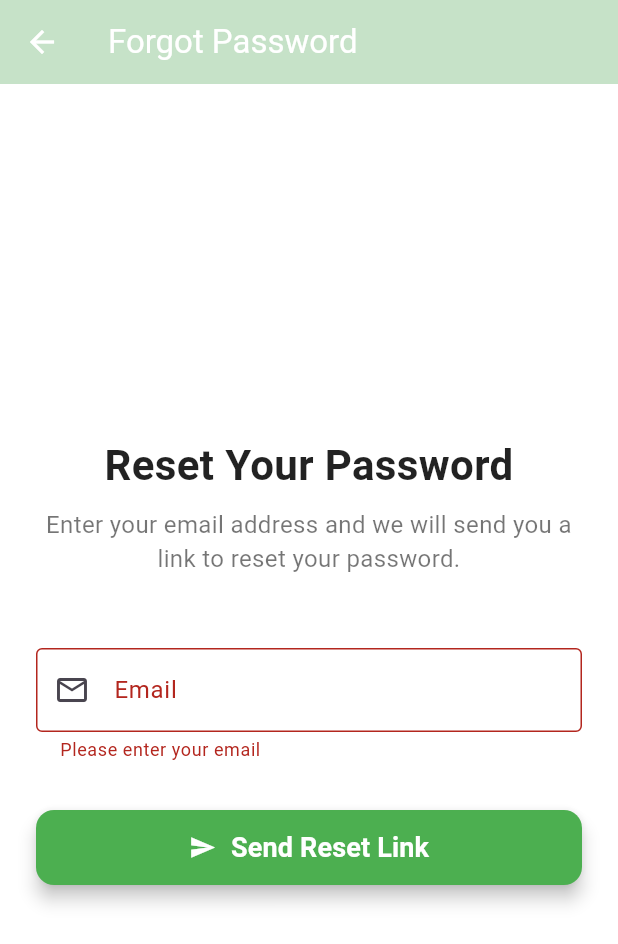
After one commit to Athulm08/agroconnect, a Flutter app: the ForgotPasswordScreen screen opened by its route, after a tap on "Send Reset Link", on a phone screen of 412 x 824 dp. The commit adds this screen. Shown: the top 944 px of the screen. Run offline on Flutter 3.47's test engine with Material 3 defaults, Android fonts, the phone set to English and light mode, and no system bars; our stand-ins replace cloud_firestore, firebase_auth, firebase_core; accounts and stored records are empty; Roboto replaces fonts that are missing (Poppins).

Commit message:
forgot password

```diff
--- a/lib/main.dart
+++ b/lib/main.dart
@@ -16,6 +16,7 @@ import 'package:agroconnect/screens/auth/signup_page.dart';
 import 'package:agroconnect/screens/consumer_dashboard.dart';
 import 'package:agroconnect/screens/farmer_dashboard.dart';
 import 'package:agroconnect/screens/home_screen.dart';
+import 'package:agroconnect/screens/auth/forgot_password_screen.dart'; // <-- IMPORT THE NEW FORGOT PASSWORD SCREEN
 
 void main() async {
   WidgetsFlutterBinding.ensureInitialized();
@@ -58,6 +59,8 @@ class MyApp extends StatelessWidget {
         '/home': (context) => const HomeScreen(),
         '/farmer-dashboard': (context) => const FarmerDashboard(),
         '/consumer-dashboard': (context) => const ConsumerDashboard(),
+        '/forgot-password': (context) =>
+            const ForgotPasswordScreen(), // <-- ADD THE NEW ROUTE
       },
     );
   }
--- /dev/null
+++ b/lib/screens/auth/forgot_password_screen.dart
@@ -0,0 +1,129 @@
+import 'package:flutter/material.dart';
+import 'package:firebase_auth/firebase_auth.dart';
+import 'package:agroconnect/widgets/custom_button.dart';
+import 'package:agroconnect/utils/constants.dart';
+
+class ForgotPasswordScreen extends StatefulWidget {
+  const ForgotPasswordScreen({super.key});
+
+  @override
+  State<ForgotPasswordScreen> createState() => _ForgotPasswordScreenState();
+}
+
+class _ForgotPasswordScreenState extends State<ForgotPasswordScreen> {
+  final _emailController = TextEditingController();
+  final _formKey = GlobalKey<FormState>();
+  bool _isLoading = false;
+
+  @override
+  void dispose() {
+    _emailController.dispose();
+    super.dispose();
+  }
+
+  Future<void> _sendPasswordResetEmail() async {
+    if (!_formKey.currentState!.validate()) {
+      return;
+    }
+
+    setState(() {
+      _isLoading = true;
+    });
+
+    try {
+      await FirebaseAuth.instance.sendPasswordResetEmail(
+        email: _emailController.text.trim(),
+      );
+      if (mounted) {
+        ScaffoldMessenger.of(context).showSnackBar(
+          const SnackBar(
+            content: Text('Password reset link sent! Check your email.'),
+            backgroundColor: Colors.green,
+          ),
+        );
+        Navigator.of(context).pop();
+      }
+    } on FirebaseAuthException catch (e) {
+      if (mounted) {
+        ScaffoldMessenger.of(context).showSnackBar(
+          SnackBar(
+            content: Text(e.message ?? 'An error occurred.'),
+            backgroundColor: Colors.redAccent,
+          ),
+        );
+      }
+    } finally {
+      if (mounted) {
+        setState(() {
+          _isLoading = false;
+        });
+      }
+    }
+  }
+
+  @override
+  Widget build(BuildContext context) {
+    return Scaffold(
+      appBar: AppBar(
+        title: const Text('Forgot Password'),
+        backgroundColor: kPrimaryLightColor,
+      ),
+      body: Center(
+        child: SingleChildScrollView(
+          padding: const EdgeInsets.all(24.0),
+          child: Form(
+            key: _formKey,
+            child: Column(
+              mainAxisAlignment: MainAxisAlignment.center,
+              crossAxisAlignment: CrossAxisAlignment.stretch,
+              children: <Widget>[
+                const Text(
+                  'Reset Your Password',
+                  style: TextStyle(
+                    fontSize: 28,
+                    fontWeight: FontWeight.bold,
+                    color: Colors.black87,
+                  ),
+                  textAlign: TextAlign.center,
+                ),
+                const SizedBox(height: 8),
+                const Text(
+                  'Enter your email address and we will send you a link to reset your password.',
+                  style: TextStyle(fontSize: 16, color: Colors.black54),
+                  textAlign: TextAlign.center,
+                ),
+                const SizedBox(height: 48),
+                TextFormField(
+                  controller: _emailController,
+                  decoration: const InputDecoration(
+                    labelText: 'Email',
+                    border: OutlineInputBorder(),
+                    prefixIcon: Icon(Icons.email_outlined),
+                  ),
+                  keyboardType: TextInputType.emailAddress,
+                  validator: (value) {
+                    if (value == null || value.isEmpty) {
+                      return 'Please enter your email';
+                    }
+                    if (!RegExp(r'^[^@]+@[^@]+\.[^@]+').hasMatch(value)) {
+                      return 'Please enter a valid email address';
+                    }
+                    return null;
+                  },
+                ),
+                const SizedBox(height: 32),
+                _isLoading
+                    ? const Center(child: CircularProgressIndicator())
+                    : CustomButton(
+                        text: 'Send Reset Link',
+                        onPressed: _sendPasswordResetEmail,
+                        icon: Icons.send,
+                      ),
+              ],
+            ),
+          ),
+        ),
+      ),
+    );
+  }
+}
--- a/lib/screens/auth/login_page.dart
+++ b/lib/screens/auth/login_page.dart
@@ -154,7 +154,17 @@ class _LoginScreenState extends State<LoginScreen> {
                     return null;
                   },
                 ),
-                const SizedBox(height: 32),
+                // --- NEW FORGOT PASSWORD BUTTON ---
+                Align(
+                  alignment: Alignment.centerRight,
+                  child: TextButton(
+                    onPressed: () {
+                      Navigator.of(context).pushNamed('/forgot-password');
+                    },
+                    child: const Text('Forgot Password?'),
+                  ),
+                ),
+                const SizedBox(height: 16),
                 // --- IMPLEMENTATION OF CustomButton ---
                 _isLoading
                     ? const Center(child: CircularProgressIndicator())
```
